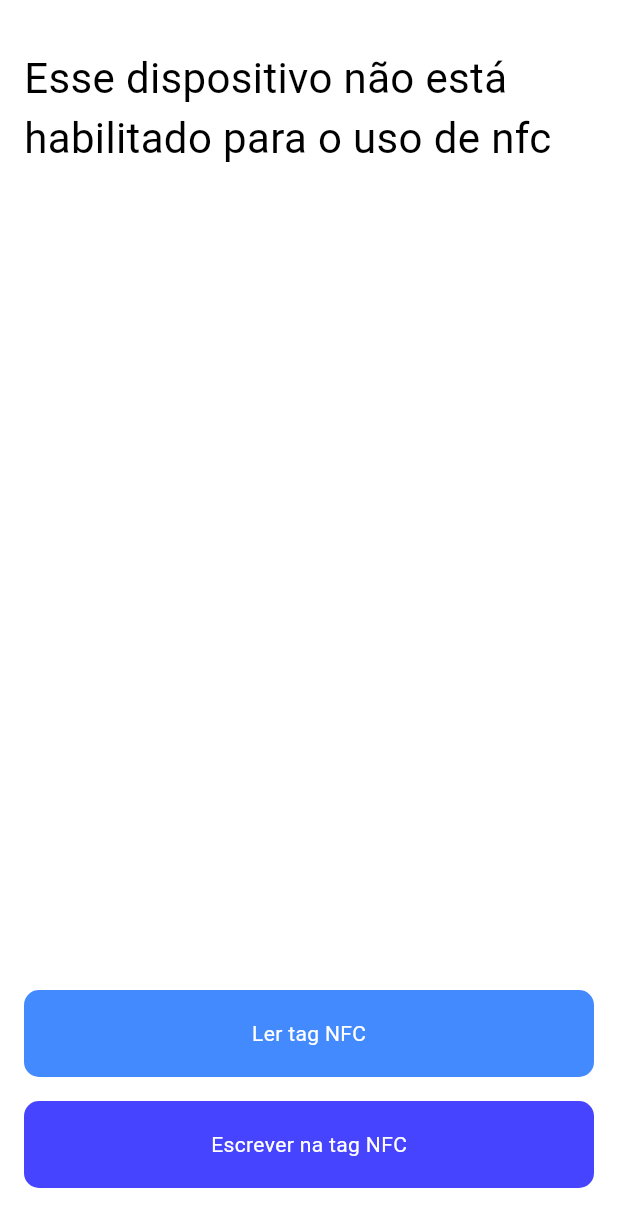
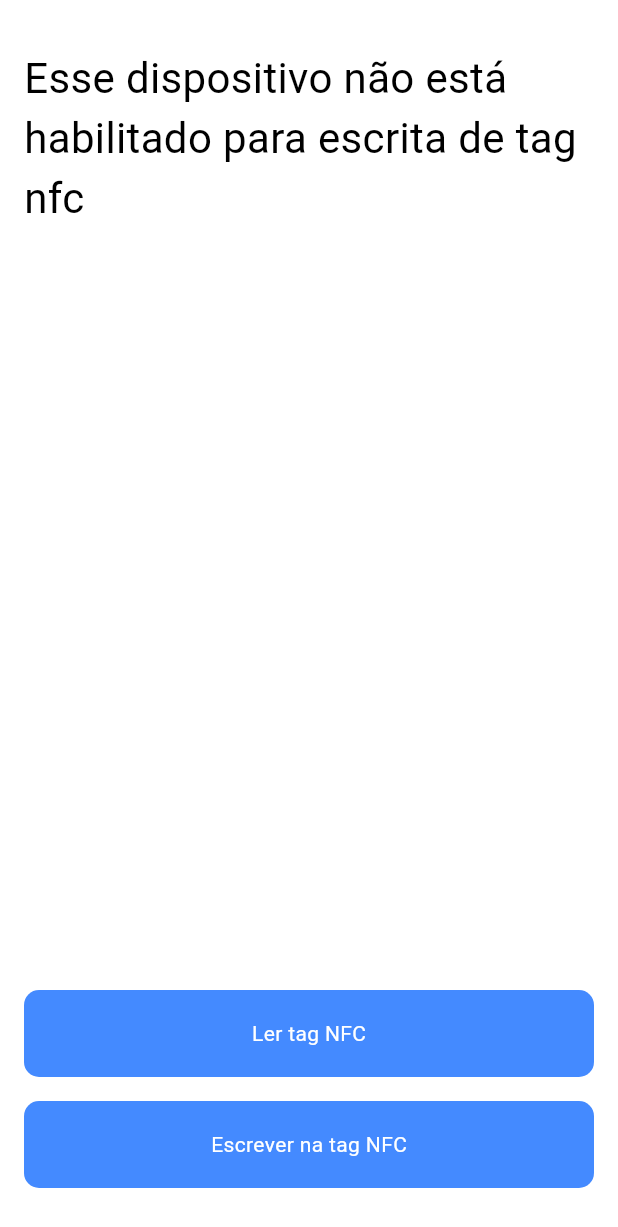
Before and after one commit to Guilherme-Calland/nfc_poc, a Flutter app: the screen it shows after launch, after a tap on "Ler tag NFC", after a tap on "Escrever na tag NFC", on a phone screen of 412 x 824 dp. Shown: the top 1227 px of the screen. Run offline on Flutter 3.47's test engine with Material 3 defaults, Android fonts, the phone set to English and light mode, and no system bars; missing offline and left inert: nfc_manager.

Commit message:
write message clear

```diff
--- a/lib/core/colors.dart
+++ /dev/null
@@ -1,5 +0,0 @@
-import 'package:flutter/material.dart';
-
-class AppColors{
-  static const writeColor = Color.fromARGB(255, 71, 68, 255);
-}
--- a/lib/repositories/repository.dart
+++ b/lib/repositories/repository.dart
@@ -8,9 +8,12 @@ class Repository{
     _service.readNFC(onResult);
   }
 
-
+  void writeData(String code, Function() onFinish){
+    _service.writeNFC(code, onFinish);
+  }
 
   Future<bool> deviceCanReadWrite()async{
     return await _service.deviceHasNFC();
   }
+
 }
--- a/lib/ui/home_page.dart
+++ b/lib/ui/home_page.dart
@@ -1,10 +1,8 @@
 import 'package:flutter/material.dart';
-import 'package:nfc_poc/core/colors.dart';
 import 'package:nfc_poc/repositories/repository.dart';
 import 'package:nfc_poc/services/nfc_service.dart';
 import 'package:nfc_poc/ui/app_button.dart';
-
-const appTheme = Colors.green;
+import 'package:nfc_poc/ui/write_page.dart';
 
 class HomePage extends StatefulWidget {
   const HomePage({
@@ -19,6 +17,7 @@ class _HomePageState extends State<HomePage> {
 
   String _message = '';
   bool _readingTag = false;
+  bool _writingTag = false;
 
   late final Repository repository;
 
@@ -37,11 +36,16 @@ class _HomePageState extends State<HomePage> {
       Center(
           child: Text(
             'Pronto pra ler...',
-            style: TextStyle(color: appTheme, fontSize: 32),
+            style: TextStyle(fontSize: 32),
           ),
         )
-      :
-
+      : _writingTag ?
+      Center(
+          child: Text(
+            'Pronto pra escrever...',
+            style: TextStyle(fontSize: 32),
+          ),
+        ) :
       SafeArea(
         child: Padding(
           padding: const EdgeInsets.symmetric(
@@ -62,16 +66,17 @@ class _HomePageState extends State<HomePage> {
                   ),
                 ),
               ),
-              if(!_readingTag)
+              if(!_readingTag && !_writingTag)
               AppButton(
                 onTap: _readNFC,
                 label: "Ler tag NFC",
                 color: Colors.blueAccent,
               ),
+              if(!_readingTag && !_writingTag)
               AppButton(
                 onTap: _writeToNFC,
                 label: "Escrever na tag NFC",
-                color: AppColors.writeColor,
+                color: Colors.blueAccent,
               ),
             ],
           ),
@@ -81,61 +86,51 @@ class _HomePageState extends State<HomePage> {
   }
 
   _readNFC() async{
+    setState(() {
+      _message = "";
+      _readingTag = true;
+    });
+
     bool deviceHasNFC = await repository.deviceCanReadWrite();
     if(deviceHasNFC){
       repository.readData((result){
+        _message = result;
         setState(() {
-          _readingTag = true;
+          _readingTag = false;
         });
-        _message = result;
-        _readingTag = false;
       });
     }else{
-      _message = 'Esse dispositivo não está habilitado para o uso de nfc';
+      setState(() {
+        _readingTag = false;
+        _message = "Esse dispositivo não está habilitado para leitura de tag nfc";
+      });
     }
-    setState(() {});
   }
 
-  void _writeToNFC() {
-    // setState(() {
-    //   _statusMessage = "Waiting for an NFC tag...";
-    // });
+  void _writeToNFC() async{
+    setState(() {
+      _writingTag = true;
+      _message = "";
+    });
+    final bool deviceCanReadWrite = await repository.deviceCanReadWrite();
+    if(deviceCanReadWrite){
+      String code = await Navigator.push(
+        context,
+        MaterialPageRoute(builder: (context) => WritePage()),
+      );
 
-    // NfcManager.instance.startSession(onDiscovered: (NfcTag tag) async {
-    //   try {
-    //     final ndef = Ndef.from(tag);
-    //     if (ndef == null) {
-    //       setState(() {
-    //         _statusMessage = "Tag is not NDEF compliant.";
-    //       });
-    //       return;
-    //     }
+      debugPrint("written code: $code");
 
-    //     if (!ndef.isWritable) {
-    //       setState(() {
-    //         _statusMessage = "Tag is not writable.";
-    //       });
-    //       return;
-    //     }
-
-    //     // Create an NDEF message
-    //     final message = NdefMessage([
-    //       NdefRecord.createText(data),
-    //     ]);
-
-    //     // Write the NDEF message to the tag
-    //     await ndef.write(message);
-
-    //     setState(() {
-    //       _statusMessage = "Write successful! Data: $data";
-    //     });
-    //   } catch (e) {
-    //     setState(() {
-    //       _statusMessage = "Write failed: $e";
-    //     });
-    //   } finally {
-    //     NfcManager.instance.stopSession();
-    //   }
-    // });
+      repository.writeData(code, (){
+        setState(() {
+          _writingTag = false;
+        });
+      });
+    }else{
+      setState(() {
+        _writingTag = false;
+        _message = "Esse dispositivo não está habilitado para escrita de tag nfc";
+      });
+    }
   }
 }
```
Also changed, not shown: lib/services/nfc_service.dart (+36 -1 lines), lib/ui/write_page.dart (+3 -4 lines).
